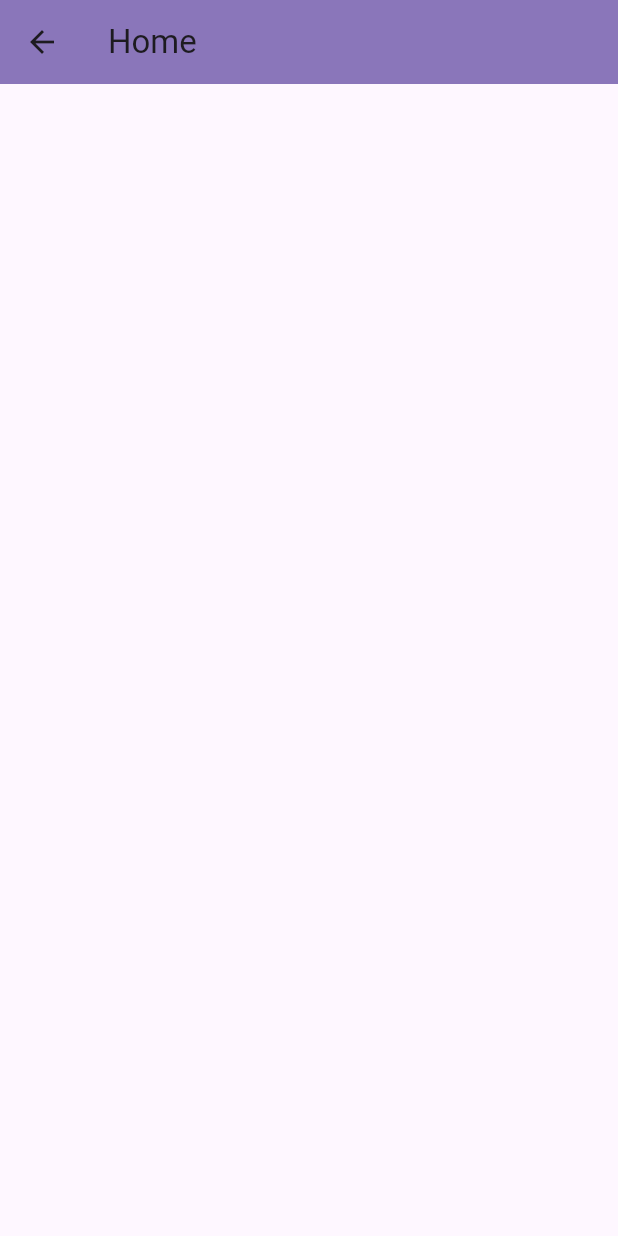
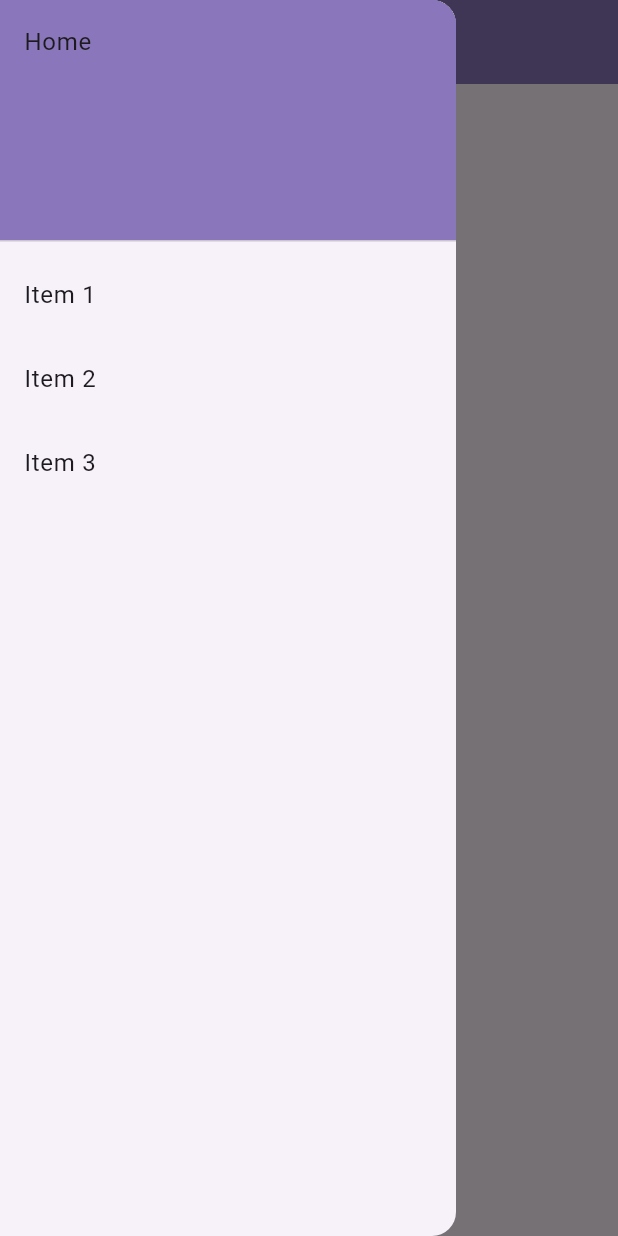
Before and after one commit to Itzklp/NeighboSphere, a Flutter app: the Home screen opened directly, with the side drawer open (before the commit the screen has no drawer), on a phone screen of 412 x 824 dp. Run offline on Flutter 3.47's test engine with Material 3 defaults, Android fonts, the phone set to English and light mode, and no system bars; our stand-ins replace cloud_firestore, firebase_auth, firebase_core, fluttertoast, hexcolor; accounts and stored records are empty.

Commit message:
version 2.3.04

```diff
--- a/lib/Home.dart
+++ b/lib/Home.dart
@@ -1,18 +1,61 @@
+import 'package:cloud_firestore/cloud_firestore.dart';
 import 'package:firebase_auth/firebase_auth.dart';
 import 'package:flutter/material.dart';
 import 'package:hexcolor/hexcolor.dart';
 import 'package:fluttertoast/fluttertoast.dart';
+import 'package:neighbosphere/UserHome.dart';
 
-class Home extends StatelessWidget {
+class Home extends StatefulWidget {
   const Home({super.key});
 
   @override
+  State<Home> createState() => _HomeState();
+}
+
+class _HomeState extends State<Home> {
+  Map<String, dynamic>? _data;
+
+  Future<Map<String, dynamic>> fetchData(String documentId) async {
+    try {
+      DocumentSnapshot documentSnapshot =
+      await FirebaseFirestore.instance.collection('Members').doc(documentId).get();
+      if (documentSnapshot.exists) {
+        return documentSnapshot.data() as Map<String, dynamic>;
+      } else {
+        return {}; // Return an empty map if document not found
+      }
+    } catch (error) {
+      print("Error fetching data: $error");
+      throw error; // Rethrow the error for handling in the UI
+    }
+  }
+
+  @override
   Widget build(BuildContext context) {
-    return Scaffold(
-      appBar: AppBar(
-        backgroundColor: HexColor("#8a76ba"),
-        title: Text('Home'),
-      ),
+    User? user = FirebaseAuth.instance.currentUser;
+    String? userId = user?.uid;
+
+    return FutureBuilder<Map<String, dynamic>>(
+      future: fetchData(userId.toString()),
+      builder: (context, snapshot) {
+        if (snapshot.connectionState == ConnectionState.waiting) {
+          return const Scaffold(
+            body: Center(
+              child: CircularProgressIndicator(),
+            ),
+          );
+        } else if (snapshot.hasError) {
+          return Scaffold(
+            body: Center(
+              child: Text("Error: ${snapshot.error}"),
+            ),
+          );
+        } else {
+          _data = snapshot.data;
+          print(_data);
+          return UserHome(); // Pass the fetched data to UserHome
+        }
+      },
     );
   }
 }
--- /dev/null
+++ b/lib/UserHome.dart
@@ -0,0 +1,44 @@
+import 'package:firebase_auth/firebase_auth.dart';
+import 'package:flutter/material.dart';
+import 'package:hexcolor/hexcolor.dart';
+import 'package:fluttertoast/fluttertoast.dart';
+
+
+class UserHome extends StatelessWidget {
+  const UserHome({super.key});
+
+  @override
+  Widget build(BuildContext context) {
+    return Scaffold(
+      appBar: AppBar(
+        backgroundColor: HexColor("#8a76ba"),
+        title: Text('Home'),
+      ),
+      drawer: Drawer(
+        child: ListView(
+          padding: EdgeInsets.zero,
+          children: [
+              DrawerHeader(
+              decoration: BoxDecoration(
+                color: HexColor("#8a76ba"),
+              ),
+                child: Text('Home')
+            ),
+            ListTile(
+              title: const Text('Item 1'),
+              onTap: (){},
+            ),
+            ListTile(
+              title: const Text('Item 2'),
+              onTap: (){},
+            ),
+            ListTile(
+              title: const Text('Item 3'),
+              onTap: (){},
+            ),
+          ],
+        ),
+      ),
+    );
+  }
+}
```
Also changed, not shown: lib/SignUp.dart (+21 -18 lines).
